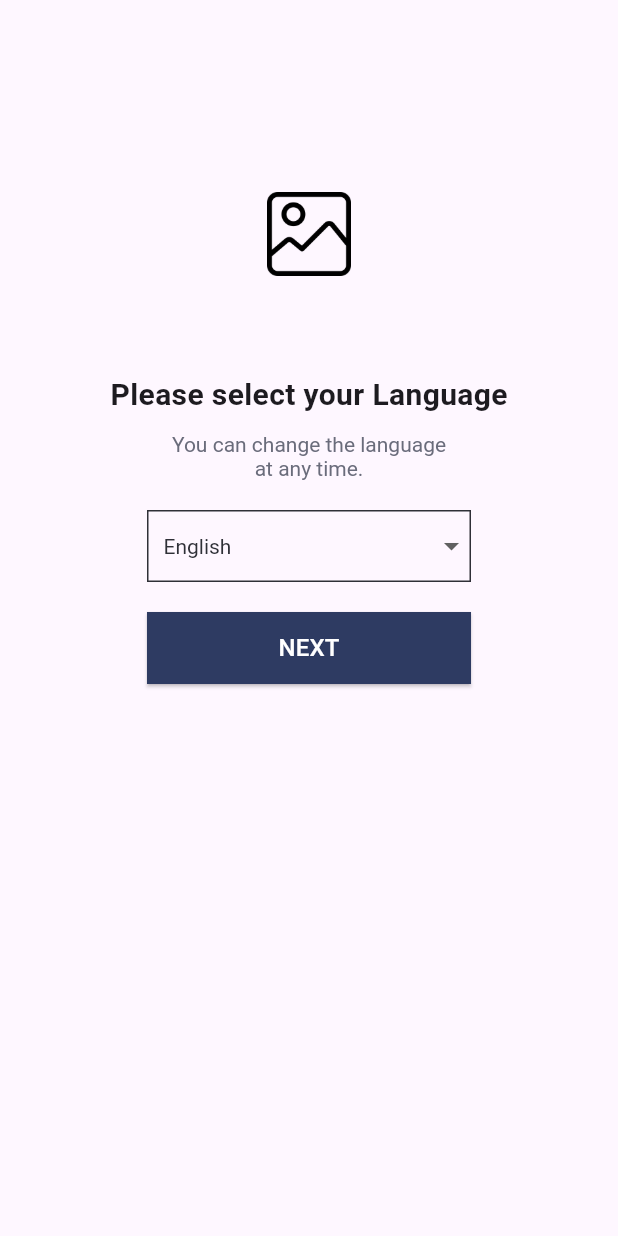
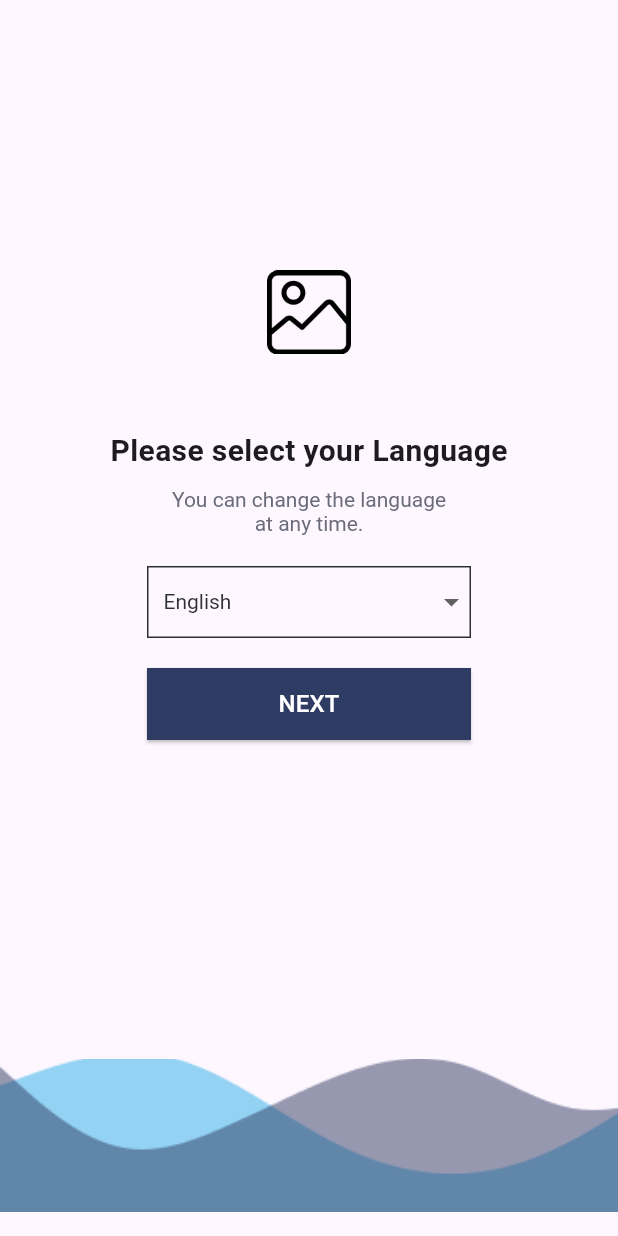
Before and after one commit to liv3041/assignment, a Flutter app: the screen it shows after launch, on a phone screen of 412 x 824 dp. Run offline on Flutter 3.47's test engine with Material 3 defaults, Android fonts, the phone set to English and light mode, and no system bars; our stand-ins replace country_picker, firebase_auth, firebase_core, pinput; accounts and stored records are empty; Roboto replaces fonts that are missing (Montserrat-Regular, Roboto-Regular); project files that could hold a hidden picture were left out.

Commit message:
Commit message

```diff
--- a/lib/main.dart
+++ b/lib/main.dart
@@ -34,7 +34,7 @@ class MyApp extends StatelessWidget {
         //
         // This works for code too, not just values: Most code changes can be
         // tested with just a hot reload.
-        colorScheme: ColorScheme.fromSeed(seedColor: Colors.deepPurple),
+        // colorScheme: ColorScheme.fromSeed(seedColor: Colors.deepPurple),
         useMaterial3: true,
       ),
       home:  const MyHomePage(title: '',),
@@ -86,15 +86,16 @@ class _MyHomePageState extends State<MyHomePage> {
     // fast, so that you can just rebuild anything that needs updating rather
     // than having to individually change instances of widgets.
     return Scaffold(
-      body: Center(
+      body: Container(
+        child: Center(
             child:Column(
               children:[
                 Padding(
-                padding: const EdgeInsets.only(top: 128),
+                  padding: const EdgeInsets.only(top: 180.33),
                   child: Image.asset('assets/images/image.png',width: 56,height: 56,),
                 ),
                 const Padding(
-                padding: EdgeInsets.only(top: 65),
+                  padding: EdgeInsets.only(top:50 ),
                   child: Text('Please select your Language',
                     style: TextStyle(
                         fontSize: 20,
@@ -176,10 +177,33 @@ class _MyHomePageState extends State<MyHomePage> {
                     )
                     )
                 ) ,
+                Padding(
+                    padding: EdgeInsets.only(top:212.838),
+                    child:Stack(
+                      children: [
+                        Image.asset(
+                          'assets/images/waves.png',
+                          height: 102,
+                          width: MediaQuery.of(context).size.width,
+                          fit: BoxFit.cover,
+                        ),
+                        Image.asset(
+                          'assets/images/Vector.png',
+                          height: 102,
+                          width: MediaQuery.of(context).size.width,
+                          fit: BoxFit.cover,
+                        ),
+                      ],
+                    ),
+                )
+
+
               ] ,
             )
         ),
 
+      )
+
     );
   }
 }
```
Also changed, not shown: assets/images/Vector.png (added), assets/images/waves.png (added). Lines whose indentation alone changed are shown as unchanged.
